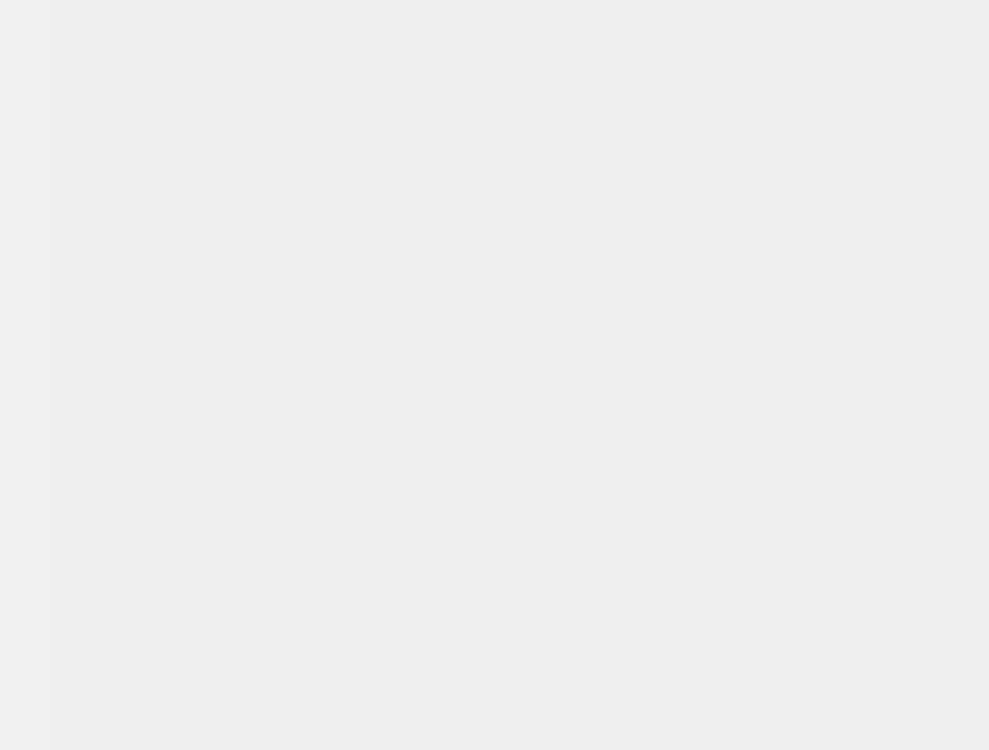
Younger-Chan/everyday, file ui/everyday.ui: the form before one commit.
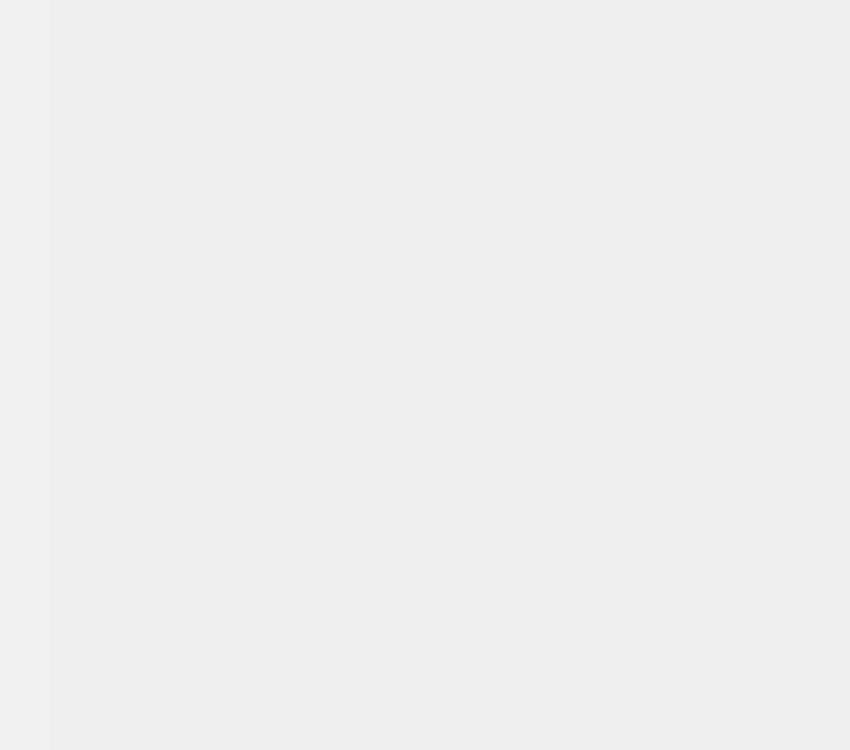
The form after the commit. Icons and pictures are not drawn. Custom widgets are drawn as their Qt base class.

```diff
--- a/ui/everyday.ui
+++ b/ui/everyday.ui
@@ -6,7 +6,7 @@
    <rect>
     <x>0</x>
     <y>0</y>
-    <width>989</width>
+    <width>850</width>
     <height>750</height>
    </rect>
   </property>
```
Left out of the diff: 8 changed lines with no effect on the pictures.
